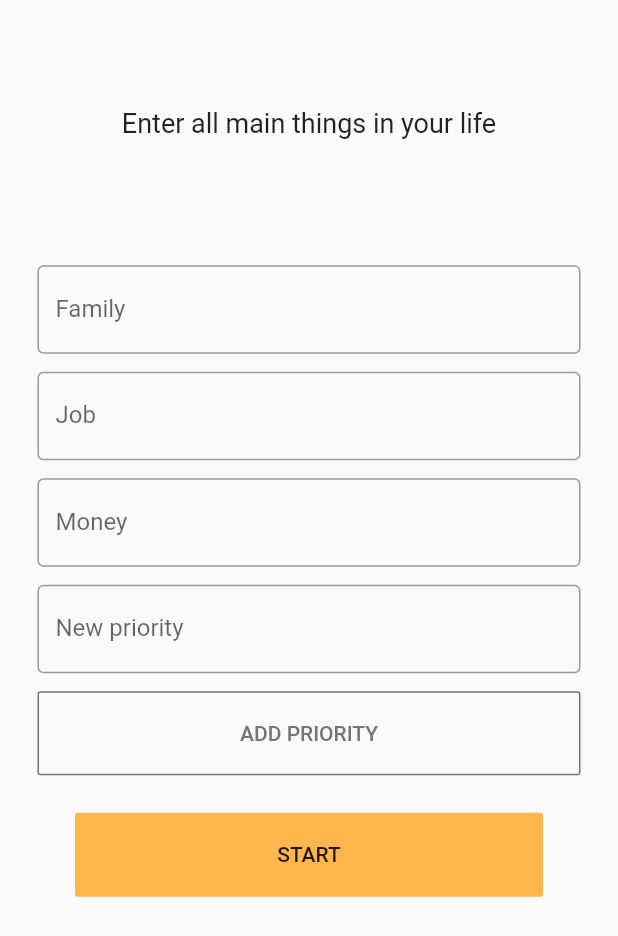
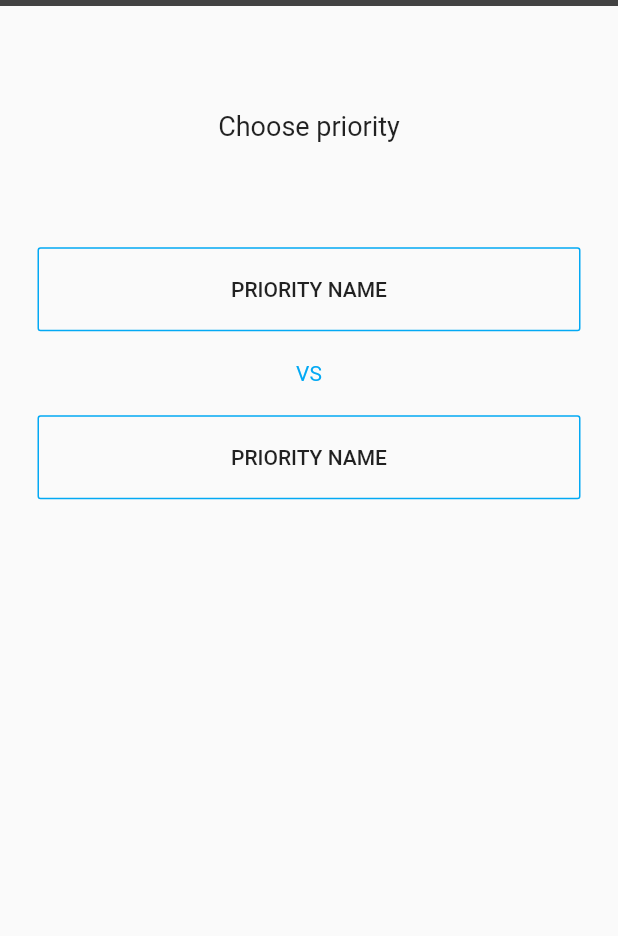
Before and after one commit to VeselinaZatchepina/priorities, a Flutter app: the screen it shows after launch, after a tap on "ADD PRIORITY", after a tap on "START", on a phone screen of 412 x 824 dp. Shown: the top 936 px of the screen. Run offline on Flutter 3.47's test engine with Material 2 defaults, Android fonts, the phone set to English and light mode, and no system bars.

Commit message:
fix: fix add new priority

```diff
--- a/priorities/lib/main.dart
+++ b/priorities/lib/main.dart
@@ -1,5 +1,7 @@
 import 'package:flutter/material.dart';
 import 'package:priorities/priorities/priorities_route.dart';
+import 'package:priorities/priorities_comparsion/priorities_comparsion_route.dart';
+import 'package:priorities/priorities_comparsion/priority_comparsion_parent_widget.dart';
 import 'package:priorities/start_test/main_route.dart';
 import 'package:priorities/welcome/welcome_route.dart';
 
@@ -15,6 +17,7 @@ class MyApp extends StatelessWidget {
           '/': (context) => PrioritiesRoute(), // should be WelcomeRoute()
           '/main_route': (context) => MainRoute(),
           '/priorities_route': (context) => PrioritiesRoute(),
+          '/priorities_comparsion_parent_route': (context) => PriorityComparsionParentRoute(),
         });
   }
 }
--- a/priorities/lib/priorities/priorities_route.dart
+++ b/priorities/lib/priorities/priorities_route.dart
@@ -6,21 +6,38 @@ class PrioritiesRoute extends StatefulWidget {
 }
 
 class _PrioritiesRouteState extends State<PrioritiesRoute> {
+  int _countOfAddedPriorityFileds = 0;
+  int _previousCountOfAddedPriorityFileds = 0;
 
-  int _countOfAddedPriorityFileds = 0;
+  TextEditingController firstRootEditFieldController;
+  TextEditingController secondRootEditFieldController;
+  TextEditingController thirdRootEditFieldController;
+  List<TextEditingController> _rootControllers;
+  List<TextEditingController> _addedControllers = [];
 
+  @override
+  void initState() {
+    firstRootEditFieldController = TextEditingController();
+    secondRootEditFieldController = TextEditingController();
+    thirdRootEditFieldController = TextEditingController();
+    _rootControllers = [firstRootEditFieldController, secondRootEditFieldController, thirdRootEditFieldController];
+    super.initState();
+  }
 
   @override
   Widget build(BuildContext context) {
     return Scaffold(
-      body: SafeArea(child: Column(
+      body: SafeArea(
+          child: Column(
         children: <Widget>[
           Expanded(flex: 2, child: _defineTitle()),
-          Expanded(flex: 8, child: ListView(
+          Expanded(
+              flex: 8,
+              child: ListView(
                 children: <Widget>[
-              _definePriorityField("Family"),
-              _definePriorityField("Job"),
-              _definePriorityField("Money"),
+                  _definePriorityField("Family", _rootControllers[0]),
+                  _definePriorityField("Job", _rootControllers[1]),
+                  _definePriorityField("Money", _rootControllers[2]),
                   ..._defineAddedPriorityFiled(),
                   _defineAddPriorityButton(),
                   _defineStartButton()
@@ -34,53 +51,72 @@ class _PrioritiesRouteState extends State<PrioritiesRoute> {
   Widget _defineTitle() {
     return Container(
       alignment: AlignmentDirectional.center,
-      child: Text("Enter all main things in your life", style: TextStyle(
-          fontSize: 18.0
-      )),
+      child: Text("Enter all main things in your life",
+          style: TextStyle(fontSize: 18.0)),
     );
   }
 
-  Widget _definePriorityField(String hint) {
+  Widget _definePriorityField(String hint, TextEditingController controller) {
     return Padding(
-      padding: const EdgeInsets.only(top: 12.0, left: 25.0, right: 25.0,),
+      padding: const EdgeInsets.only(
+        top: 12.0,
+        left: 25.0,
+        right: 25.0,
+      ),
       child: TextFormField(
-        decoration: InputDecoration(
-            labelText: hint,
-            border: OutlineInputBorder()),
-        controller: null,
+        decoration:
+            InputDecoration(labelText: hint, border: OutlineInputBorder()),
+        controller: controller,
       ),
     );
   }
 
   List<Widget> _defineAddedPriorityFiled() {
+    if (_countOfAddedPriorityFileds == 0) {
+      return [];
+    }
+
     List<Widget> addedPriorityFields = [];
     for (var i = 0; i < _countOfAddedPriorityFileds; i++) {
-      addedPriorityFields.add(_definePriorityField("New priority"));
+      if (i == _countOfAddedPriorityFileds - 1 && _countOfAddedPriorityFileds != _previousCountOfAddedPriorityFileds) {
+        TextEditingController newController = TextEditingController();
+        _addedControllers.add(newController);
+        addedPriorityFields.add(_definePriorityField("New priority$i", newController));
+        _previousCountOfAddedPriorityFileds = _countOfAddedPriorityFileds;
+        continue;
+      }
+      addedPriorityFields.add(_definePriorityField("New priority$i", _addedControllers[i]));
   }
     return addedPriorityFields;
   }
 
   Widget _defineAddPriorityButton() {
     return Padding(
-      padding: const EdgeInsets.only(top: 12.0, left: 25.0, right: 25.0,),
+      padding: const EdgeInsets.only(
+        top: 12.0,
+        left: 25.0,
+        right: 25.0,
+      ),
       child: Container(
         width: double.infinity,
         child: OutlineButton(
           borderSide: BorderSide(
-            color: Colors.grey.shade600, //Color of the border
-            style: BorderStyle.solid, //Style of the border
-            width: 1.0, //width of the border
+            color: Colors.grey.shade600,
+            style: BorderStyle.solid,
+            width: 1.0,
           ),
           onPressed: () {
             setState(() {
+              _previousCountOfAddedPriorityFileds = _countOfAddedPriorityFileds;
               _countOfAddedPriorityFileds++;
             });
           },
           child: Padding(
             padding: const EdgeInsets.only(top: 20.0, bottom: 20.0),
-              child: Text("Add priority".toUpperCase(), style: TextStyle(
-                  color: Colors.grey
-                      .shade600),) //Icon(Icons.add, color: Colors.grey.shade300,),
+            child: Text(
+              "Add priority".toUpperCase(),
+              style: TextStyle(color: Colors.grey.shade600),
+            ),
           ),
         ),
       ),
@@ -89,18 +125,40 @@ class _PrioritiesRouteState extends State<PrioritiesRoute> {
 
   Widget _defineStartButton() {
     return Padding(
-      padding: const EdgeInsets.only(top: 25.0, left: 50.0, right: 50.0,),
+      padding: const EdgeInsets.only(
+        top: 25.0,
+        left: 50.0,
+        right: 50.0,
+      ),
       child: Container(
         width: double.infinity,
-        child: FlatButton(onPressed: () {},
+        child: FlatButton(
+          onPressed: () {
+            Navigator.pushNamed(context, "/priorities_comparsion_parent_route",
+                arguments: [..._rootControllers, ..._addedControllers]
+                    .map((TextEditingController controller) { controller.text; })
+                    .where((String priorityName) { priorityName != null && priorityName.isNotEmpty; }));
+          },
           child: Padding(
             padding: const EdgeInsets.only(top: 20.0, bottom: 20.0),
             child: Text(
-              "Start".toUpperCase(), style: TextStyle(color: Colors.black87),),
+              "Start".toUpperCase(),
+              style: TextStyle(color: Colors.black87),
             ),
-          color: Colors.orange.shade300,),
+          ),
+          color: Colors.orange.shade300,
+        ),
       ),
     );
   }
 
+  @override
+  void dispose() {
+    for (int i=0; i < _addedControllers.length; i++) {
+      _addedControllers[i].dispose();
     }
+    _addedControllers.clear();
+    super.dispose();
+  }
+
+}
--- /dev/null
+++ b/priorities/lib/priorities_comparsion/priorities_comparsion_route.dart
@@ -0,0 +1,56 @@
+import 'package:flutter/material.dart';
+import 'package:priorities/state/priority.dart';
+
+class PrioritiesComparsionRoute extends StatelessWidget {
+
+  final Function _priorityClickedCallback;
+
+  PrioritiesComparsionRoute(this._priorityClickedCallback);
+
+  @override
+  Widget build(BuildContext context) {
+    return Expanded(
+              flex: 8,
+              child: ListView(
+                children: <Widget>[
+                  _definePriorityButton("priority Name"),
+                  Container(
+                      alignment: AlignmentDirectional.center,
+                      child: Padding(
+                        padding: const EdgeInsets.only(top: 20.0, bottom: 20.0),
+                        child: Text(
+                          "VS",
+                          style: TextStyle(color: Colors.lightBlue),
+                        ),
+                      )),
+                  _definePriorityButton("priority Name")
+                ],
+              ));
+  }
+
+  Widget _definePriorityButton(String priorityName) {
+    return Padding(
+      padding: const EdgeInsets.only(
+        left: 25.0,
+        right: 25.0,
+      ),
+      child: Container(
+        width: double.infinity,
+        child: OutlineButton(
+          borderSide: BorderSide(
+            color: Colors.lightBlue,
+            style: BorderStyle.solid,
+            width: 1.0,
+          ),
+          onPressed: () {
+            _priorityClickedCallback(Priority(priorityName));
+          },
+          child: Padding(
+            padding: const EdgeInsets.only(top: 20.0, bottom: 20.0),
+            child: Text(priorityName.toUpperCase()),
+          ),
+        ),
+      ),
+    );
+  }
+}
--- /dev/null
+++ b/priorities/lib/priorities_comparsion/priority_comparsion_parent_widget.dart
@@ -0,0 +1,70 @@
+import 'package:flutter/material.dart';
+import 'package:priorities/priorities_comparsion/priorities_comparsion_route.dart';
+import 'package:priorities/state/priority.dart';
+
+class PriorityComparsionParentRoute extends StatefulWidget {
+  @override
+  _PriorityComparsionParentRouteState createState() =>
+      _PriorityComparsionParentRouteState();
+}
+
+class _PriorityComparsionParentRouteState
+    extends State<PriorityComparsionParentRoute> {
+
+  double _currentProgress = 0.0;
+
+  @override
+  Widget build(BuildContext context) {
+    return Scaffold(
+      body: SafeArea(
+          child: Column(
+        children: <Widget>[
+          Expanded(flex: 2, child: _defineHeader()),
+          PrioritiesComparsionRoute(priorityClickedCallback),
+        ],
+      )),
+    );
+  }
+
+  Widget _defineHeader() {
+    return Container(
+      alignment: AlignmentDirectional.center,
+      child: Column(
+        children: <Widget>[
+          ProgressStatus(_currentProgress),
+          _defineTitle(),
+        ],
+      ),
+    );
+  }
+
+  Expanded _defineTitle() {
+    return Expanded(
+        child: Container(
+            alignment: AlignmentDirectional.center,
+            child: Text("Choose priority", style: TextStyle(fontSize: 18.0))));
+  }
+
+  void priorityClickedCallback(Priority priority) {
+    setState(() {
+      _currentProgress += 0.1;
+    });
+  }
+
+}
+
+class ProgressStatus extends StatelessWidget {
+
+  final double _currentProgress;
+
+  ProgressStatus(this._currentProgress);
+
+  @override
+  Widget build(BuildContext context) {
+    return LinearProgressIndicator(
+      value: _currentProgress ?? 0.0,
+      backgroundColor: Colors.grey.shade800,
+      valueColor: AlwaysStoppedAnimation<Color>(Colors.orange),
+    );
+  }
+}
--- /dev/null
+++ b/priorities/lib/state/priority.dart
@@ -0,0 +1,9 @@
+class Priority {
+
+  String _priorityName;
+
+  Priority(this._priorityName);
+
+  String get priorityName => _priorityName;
+
+}
--- a/priorities/pubspec.yaml
+++ b/priorities/pubspec.yaml
@@ -14,7 +14,7 @@ description: A new Flutter application.
 version: 1.0.0+1
 
 environment:
-  sdk: ">=2.1.0 <3.0.0"
+  sdk: ">=2.2.2 <3.0.0"
 
 dependencies:
   flutter:
```
Also changed, not shown: priorities/pubspec.lock. Lines whose indentation alone changed are shown as unchanged.
